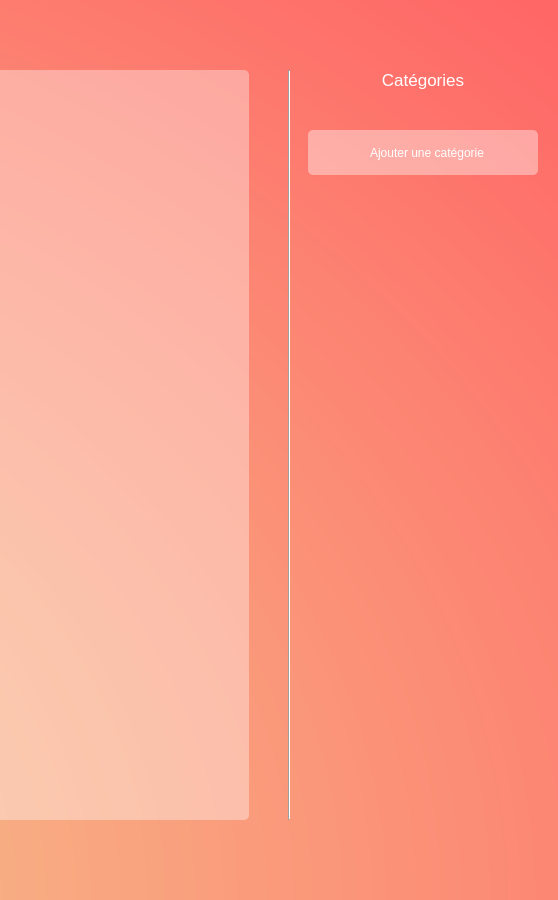
The window that Interface_graphique/PyQt/UI/fenetreGestion_test.ui (MindPass/Code) describes before a commit, drawn with Qt 5; both pictures show x 642 to 1200 and y 0 to 900 of the 1200 by 900 pixel window.
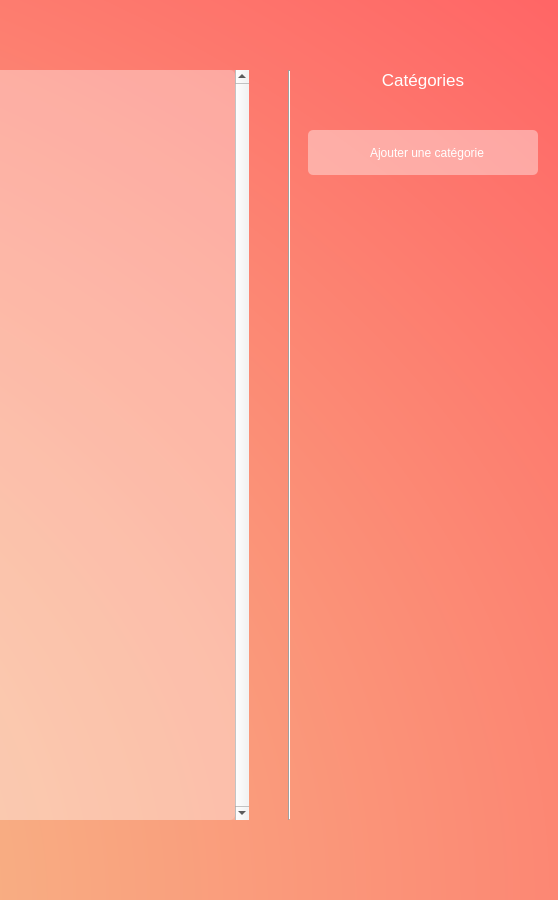
The same window after the commit. Icons and pictures are not drawn.

Commit message: ScrollBar fonctionnelle

What changed in the file:
```diff
--- a/Interface_graphique/PyQt/UI/fenetreGestion_test.ui
+++ b/Interface_graphique/PyQt/UI/fenetreGestion_test.ui
@@ -58,6 +58,15 @@
 }
 </string>
     </property>
+    <property name="verticalScrollBarPolicy">
+     <enum>Qt::ScrollBarAlwaysOn</enum>
+    </property>
+    <property name="horizontalScrollBarPolicy">
+     <enum>Qt::ScrollBarAsNeeded</enum>
+    </property>
+    <property name="sizeAdjustPolicy">
+     <enum>QAbstractScrollArea::AdjustToContentsOnFirstShow</enum>
+    </property>
     <property name="widgetResizable">
      <bool>true</bool>
     </property>
@@ -66,10 +75,19 @@
       <rect>
        <x>0</x>
        <y>0</y>
-       <width>881</width>
+       <width>864</width>
        <height>750</height>
       </rect>
      </property>
+     <property name="minimumSize">
+      <size>
+       <width>0</width>
+       <height>0</height>
+      </size>
+     </property>
+     <property name="autoFillBackground">
+      <bool>false</bool>
+     </property>
     </widget>
    </widget>
    <widget class="Line" name="line">
```
The commit also changes 3 other files.
